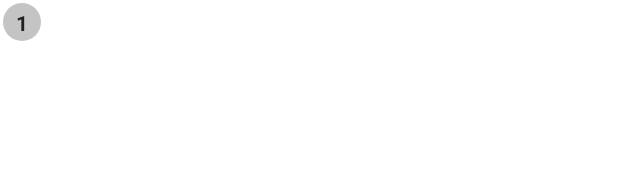
After one commit to aolikas/Kotlin, an Android app: the layout item_exercise.xml on its own in the app's theme, with its tools: preview values and no code run, on a phone screen of 412 x 824 dp. The commit adds this screen. Shown: the top 193 px of the screen. Run offline under Robolectric (Android 15) with nearby library versions, the phone set to English and light mode, and no system bars.

Commit message:
added RecyclerView, RecyclerAdapter

```diff
--- a/7MinutesWorkout/app/src/main/AndroidManifest.xml
+++ b/7MinutesWorkout/app/src/main/AndroidManifest.xml
@@ -1,6 +1,11 @@
 <?xml version="1.0" encoding="utf-8"?>
 <manifest xmlns:android="http://schemas.android.com/apk/res/android"
     package="my.aolika.a7minutesworkout">
+    <queries>
+        <intent>
+            <action android:name="android.intent.action.TTS_SERVICE"/>
+        </intent>
+    </queries>
 
     <application
         android:allowBackup="true"
@@ -17,7 +22,6 @@
             android:exported="true">
             <intent-filter>
                 <action android:name="android.intent.action.MAIN" />
-
                 <category android:name="android.intent.category.LAUNCHER" />
             </intent-filter>
         </activity>
--- /dev/null
+++ b/7MinutesWorkout/app/src/main/res/drawable/item_circular_color_grey_background.xml
@@ -0,0 +1,5 @@
+<?xml version="1.0" encoding="utf-8"?>
+<shape xmlns:android="http://schemas.android.com/apk/res/android"
+    android:shape="oval">
+    <solid android:color="#c4c4c4"></solid>
+</shape>
--- /dev/null
+++ b/7MinutesWorkout/app/src/main/res/layout/item_exercise.xml
@@ -0,0 +1,13 @@
+<?xml version="1.0" encoding="utf-8"?>
+<TextView xmlns:android="http://schemas.android.com/apk/res/android"
+    android:id="@+id/tv_item"
+    android:layout_width="25dp"
+    android:layout_height="25dp"
+    android:layout_margin="2dp"
+    android:background="@drawable/item_circular_color_grey_background"
+    android:gravity="center"
+    android:padding="3dp"
+    android:textColor="#212121"
+    android:textSize="14sp"
+    android:textStyle="bold"
+    android:text="@string/tv_item"/>
--- a/7MinutesWorkout/app/src/main/res/values/strings.xml
+++ b/7MinutesWorkout/app/src/main/res/values/strings.xml
@@ -7,4 +7,5 @@
     <string name="timer_exercise">30</string>
     <string name="tv_exercise_name">Exercise Name</string>
     <string name="tv_upcoming_exercise">Upcoming Exercise</string>
+    <string name="tv_item">1</string>
 </resources>
```
Also changed, not shown: 7MinutesWorkout/app/src/main/java/my/aolika/a7minutesworkout/adapter/ExerciseRecyclerAdapter.kt (added, +32 -0 lines), 7MinutesWorkout/app/src/main/java/my/aolika/a7minutesworkout/exerciseActivity.kt (+75 -2 lines), 7MinutesWorkout/app/src/main/res/layout/activity_exercise.xml (+10 -1 lines), 1 other file.
